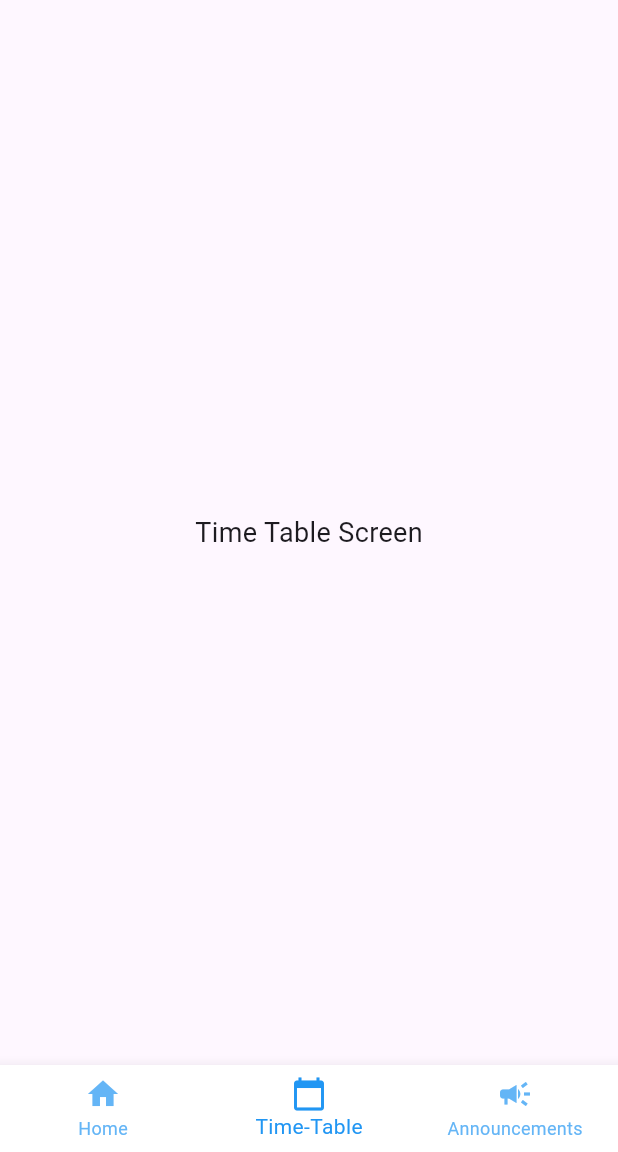
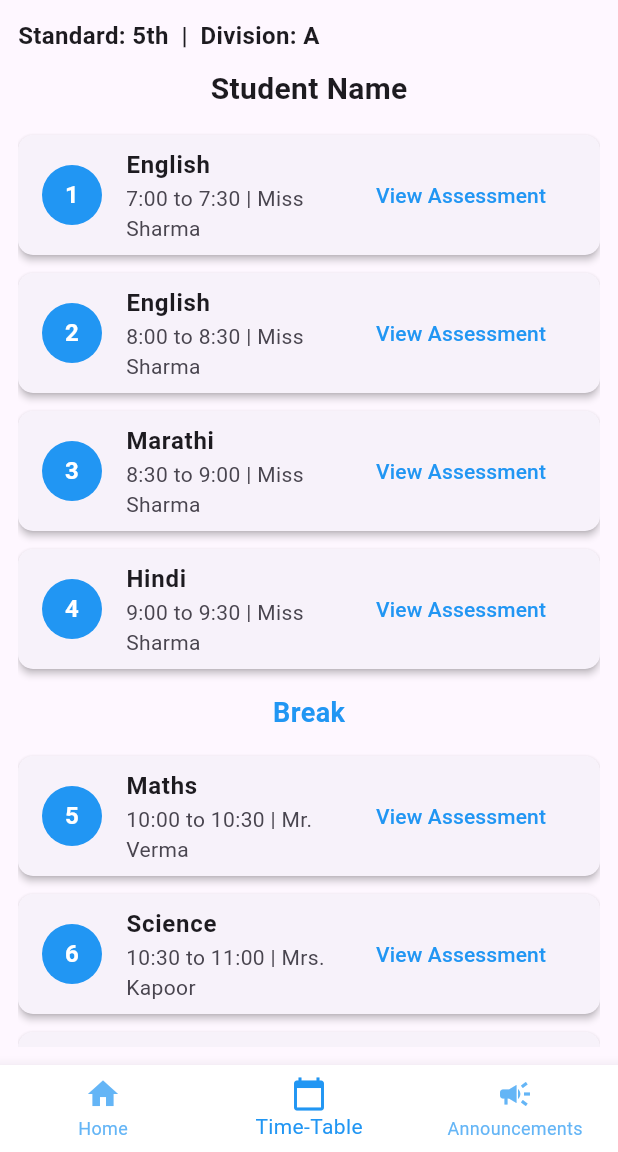
Before and after one commit to iamjatin-g/SSPD-SMS, a Flutter app: the screen it shows after launch, item 2 of the bottom bar chosen, on a phone screen of 412 x 824 dp, the part 84-1236 px from its top. Run offline on Flutter 3.47's test engine with Material 3 defaults, Android fonts, the phone set to English and light mode, and no system bars; our stand-ins replace table_calendar.

Commit message:
Update: Designed the UI for Time-Table screen

```diff
--- a/Student Portal/lib/screens/timetable_screen.dart
+++ b/Student Portal/lib/screens/timetable_screen.dart
@@ -7,9 +7,83 @@ class TimeTableScreen extends StatelessWidget {
   @override
   Widget build(BuildContext context) {
     return BaseScreen(
-      selectedIndex: 1, // ✅ Time Table is selected
-      child: const Center(
-        child: Text("Time Table Screen", style: TextStyle(fontSize: 18)),
+      selectedIndex: 1, // Timetable tab
+      child: Padding(
+        padding: const EdgeInsets.all(12.0),
+        child: Column(
+          crossAxisAlignment: CrossAxisAlignment.start,
+          children: [
+            // Student Info
+            const Text(
+              "Standard: 5th  |  Division: A",
+              style: TextStyle(fontSize: 16, fontWeight: FontWeight.bold),
+            ),
+            const SizedBox(height: 10),
+            const Center(
+              child: Text(
+                "Student Name",
+                style: TextStyle(fontSize: 20, fontWeight: FontWeight.bold),
+              ),
+            ),
+            const SizedBox(height: 10),
+
+            // Timetable List
+            Expanded(
+              child: ListView(
+                children: [
+                  _buildTimetableCard(1, "7:00 to 7:30", "English", "Miss Sharma"),
+                  _buildTimetableCard(2, "8:00 to 8:30", "English", "Miss Sharma"),
+                  _buildTimetableCard(3, "8:30 to 9:00", "Marathi", "Miss Sharma"),
+                  _buildTimetableCard(4, "9:00 to 9:30", "Hindi", "Miss Sharma"),
+
+                  // Break Section
+                  const Padding(
+                    padding: EdgeInsets.symmetric(vertical: 10),
+                    child: Center(
+                      child: Text(
+                        "Break",
+                        style: TextStyle(
+                          fontSize: 18,
+                          fontWeight: FontWeight.bold,
+                          color: Colors.blue,
+                        ),
+                      ),
+                    ),
+                  ),
+
+                  _buildTimetableCard(5, "10:00 to 10:30", "Maths", "Mr. Verma"),
+                  _buildTimetableCard(6, "10:30 to 11:00", "Science", "Mrs. Kapoor"),
+                  _buildTimetableCard(7, "11:00 to 11:30", "History", "Miss Singh"),
+                  _buildTimetableCard(8, "11:30 to 12:00", "Geography", "Mr. Sharma"),
+                ],
+              ),
+            ),
+          ],
+        ),
+      ),
+    );
+  }
+
+  // Timetable Card Widget
+  Widget _buildTimetableCard(int period, String time, String subject, String teacher) {
+    return Card(
+      margin: const EdgeInsets.symmetric(vertical: 6),
+      shape: RoundedRectangleBorder(borderRadius: BorderRadius.circular(10)),
+      elevation: 2,
+      child: ListTile(
+        leading: CircleAvatar(
+          backgroundColor: Colors.blue,
+          child: Text(
+            period.toString(),
+            style: const TextStyle(color: Colors.white, fontWeight: FontWeight.bold),
+          ),
+        ),
+        title: Text(subject, style: const TextStyle(fontSize: 16, fontWeight: FontWeight.bold)),
+        subtitle: Text("$time | $teacher", style: const TextStyle(fontSize: 14)),
+        trailing: TextButton(
+          onPressed: () {},
+          child: const Text("View Assessment", style: TextStyle(color: Colors.blue)),
+        ),
       ),
     );
   }
```
